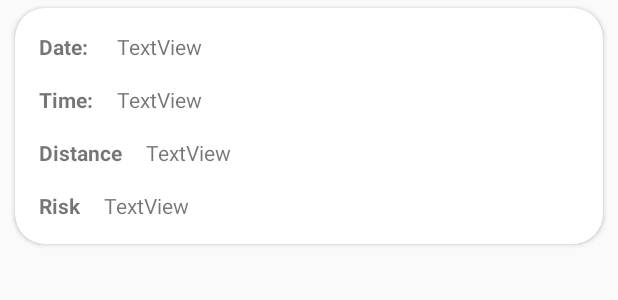
After one commit to jenice11/SDAS, an Android app: the layout adapter_history.xml on its own in the app's theme, with its tools: preview values and no code run, on a phone screen of 412 x 824 dp. The commit adds this screen. Shown: the top 300 px of the screen. Run offline under Robolectric (Android 15) with nearby library versions, the phone set to English and light mode, and no system bars.

Commit message:
0.1.8
Current functions:
Registration & Login & Forget Password
Location upload
Retrieving data from firebase
Function calculate distance
Track Status
History data and class insert in firebase
*Recycle adapter for history device list
*Logic for distance less than 1.5m  (have not tested for multiple coordinates)
*Timer for detecting location (not working for background)

Work in progress:
*Fix for data insert for history (currently duplicate twice)

```diff
--- a/app/build.gradle
+++ b/app/build.gradle
@@ -36,6 +36,7 @@ dependencies {
     //Libraries
     implementation 'com.google.firebase:firebase-database:16.0.6'
     implementation 'com.google.firebase:firebase-core:16.0.7'
+    implementation 'com.firebaseui:firebase-ui-database:6.2.1'
     implementation platform('com.google.firebase:firebase-bom:26.2.0')
     implementation 'com.google.firebase:firebase-analytics'
     implementation 'com.google.firebase:firebase-messaging:21.0.0'
--- a/app/src/main/AndroidManifest.xml
+++ b/app/src/main/AndroidManifest.xml
@@ -64,6 +64,7 @@
             <!--            </intent-filter>-->
         </service>
 
+
         <activity
             android:name=".HomeActivity"
             android:label="HomeActivity"
--- /dev/null
+++ b/app/src/main/res/layout/adapter_history.xml
@@ -0,0 +1,125 @@
+<?xml version="1.0" encoding="utf-8"?>
+<androidx.cardview.widget.CardView
+    xmlns:android="http://schemas.android.com/apk/res/android"
+    xmlns:app="http://schemas.android.com/apk/res-auto"
+    xmlns:tools="http://schemas.android.com/tools"
+    android:layout_width="match_parent"
+    android:layout_height="wrap_content"
+    android:layout_marginHorizontal="10dp"
+    android:layout_marginTop="5dp"
+    android:layout_marginBottom="5dp"
+    android:scrollbars="vertical"
+    app:cardCornerRadius="20dp">
+
+
+    <androidx.constraintlayout.widget.ConstraintLayout
+        android:layout_width="match_parent"
+        android:layout_height="match_parent">
+
+        <TextView
+            android:id="@+id/textView1"
+            android:layout_width="wrap_content"
+            android:layout_height="wrap_content"
+            android:layout_marginStart="16dp"
+            android:layout_marginTop="16dp"
+            android:text="Date: "
+            android:textStyle="bold"
+            app:layout_constraintStart_toStartOf="parent"
+            app:layout_constraintTop_toTopOf="parent" />
+
+        <TextView
+            android:id="@+id/tvDate"
+            android:layout_width="0dp"
+            android:layout_height="wrap_content"
+            android:layout_marginStart="16dp"
+            android:layout_marginTop="16dp"
+            android:layout_marginEnd="16dp"
+            android:text="TextView"
+            app:layout_constraintEnd_toEndOf="parent"
+            app:layout_constraintStart_toEndOf="@+id/textView1"
+            app:layout_constraintTop_toTopOf="parent" />
+
+        <TextView
+            android:id="@+id/textView2"
+            android:layout_width="wrap_content"
+            android:layout_height="wrap_content"
+            android:layout_marginStart="16dp"
+            android:layout_marginTop="16dp"
+            android:text="Time:"
+            android:textStyle="bold"
+            app:layout_constraintStart_toStartOf="parent"
+            app:layout_constraintTop_toBottomOf="@+id/textView1" />
+
+        <TextView
+            android:id="@+id/tvTime"
+            android:layout_width="0dp"
+            android:layout_height="wrap_content"
+            android:layout_marginStart="16dp"
+            android:layout_marginTop="16dp"
+            android:layout_marginEnd="16dp"
+            android:text="TextView"
+            app:layout_constraintEnd_toEndOf="parent"
+            app:layout_constraintStart_toEndOf="@+id/textView2"
+            app:layout_constraintTop_toBottomOf="@+id/tvDate" />
+
+        <TextView
+            android:id="@+id/textView3"
+            android:layout_width="wrap_content"
+            android:layout_height="wrap_content"
+            android:layout_marginStart="16dp"
+            android:layout_marginTop="16dp"
+            android:layout_marginBottom="16dp"
+            android:text="Distance"
+            android:textStyle="bold"
+            app:layout_constraintStart_toStartOf="parent"
+            app:layout_constraintTop_toBottomOf="@+id/textView2" />
+
+        <TextView
+            android:id="@+id/tvDistance"
+            android:layout_width="0dp"
+            android:layout_height="wrap_content"
+            android:layout_marginStart="16dp"
+            android:layout_marginTop="16dp"
+            android:layout_marginEnd="16dp"
+            android:layout_marginBottom="16dp"
+            android:text="TextView"
+            app:layout_constraintEnd_toEndOf="parent"
+            app:layout_constraintStart_toEndOf="@+id/textView3"
+            app:layout_constraintTop_toBottomOf="@+id/tvTime" />
+
+        <TextView
+            android:id="@+id/textView4"
+            android:layout_width="wrap_content"
+            android:layout_height="wrap_content"
+            android:layout_marginStart="16dp"
+            android:layout_marginTop="16dp"
+            android:layout_marginBottom="16dp"
+            android:text="Risk"
+            android:textStyle="bold"
+            app:layout_constraintBottom_toBottomOf="parent"
+            app:layout_constraintStart_toStartOf="parent"
+            app:layout_constraintTop_toBottomOf="@+id/textView3" />
+
+        <TextView
+            android:id="@+id/tvRisk"
+            android:layout_width="0dp"
+            android:layout_height="wrap_content"
+            android:layout_marginStart="16dp"
+            android:layout_marginTop="16dp"
+            android:layout_marginEnd="16dp"
+            android:layout_marginBottom="16dp"
+            android:text="TextView"
+            app:layout_constraintBottom_toBottomOf="parent"
+            app:layout_constraintEnd_toEndOf="parent"
+            app:layout_constraintStart_toEndOf="@+id/textView4"
+            app:layout_constraintTop_toBottomOf="@+id/tvDistance" />
+
+
+
+
+
+
+
+
+    </androidx.constraintlayout.widget.ConstraintLayout>
+</androidx.cardview.widget.CardView>
--- a/app/src/main/res/values/colors.xml
+++ b/app/src/main/res/values/colors.xml
@@ -4,6 +4,8 @@
     <color name="colorPrimaryDark">#00574B</color>
     <color name="colorAccent">#D81B60</color>
     <color name="blue">#ADD4DE</color>
+    <color name="orange">#DC582A</color>
+
 
     <color name="yellow">#ffb300</color>
 
```
Also changed, not shown: app/src/main/java/com/example/sdas/HomeActivity.java (+69 -3 lines), app/src/main/java/com/example/sdas/Model/History.java (added, +76 -0 lines), app/src/main/java/com/example/sdas/Service/MyLocationReceiver.java (+148 -70 lines), app/src/main/java/com/example/sdas/ViewHolder/HistoryAdapter.java (added, +93 -0 lines), app/src/main/res/layout/activity_home.xml (+32 -8 lines), 1 other file.
